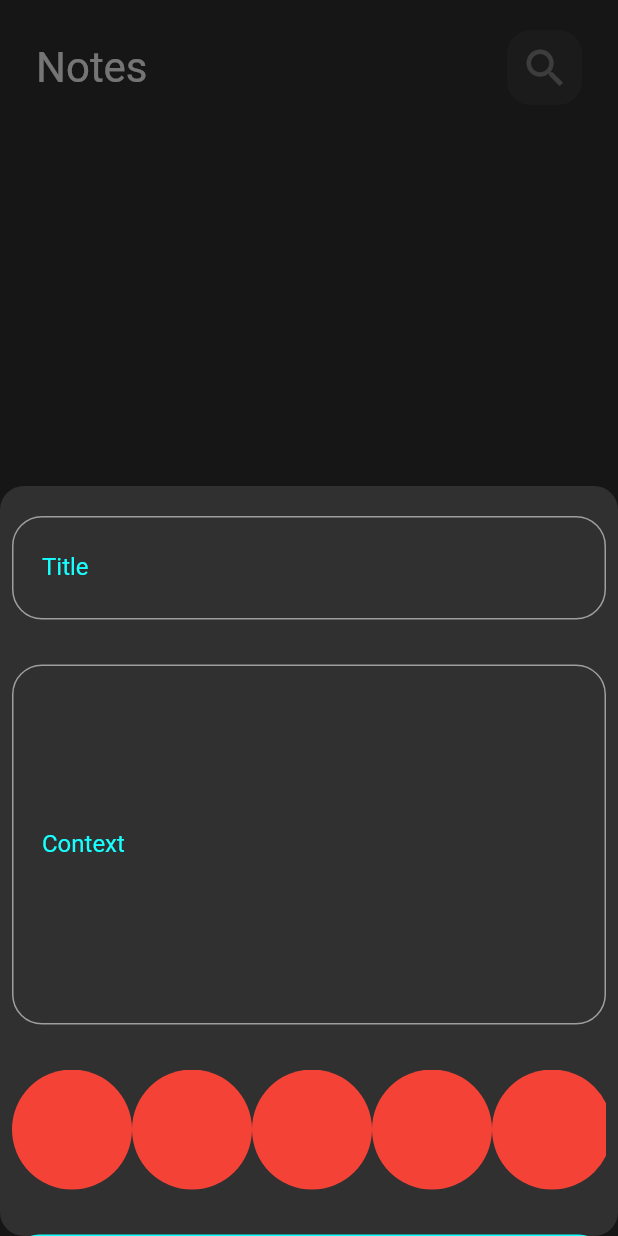
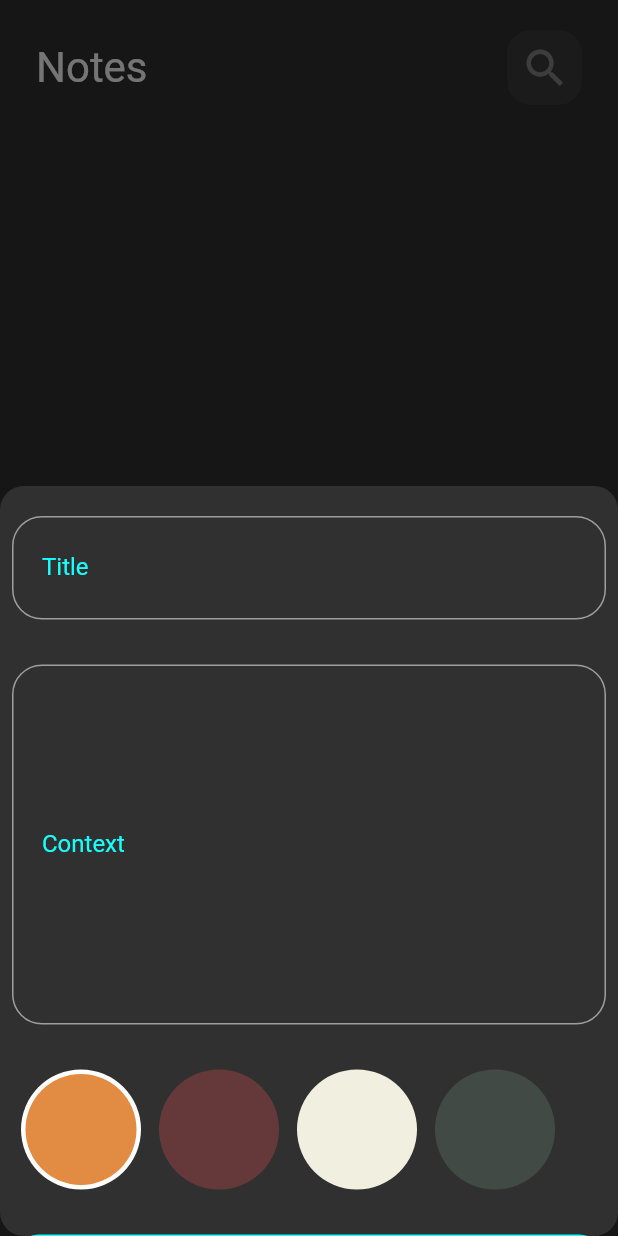
Before and after one commit to Marwanali2/my_notes_app, a Flutter app: the screen it shows after launch, after a tap on the "add" icon, on a phone screen of 412 x 824 dp. Run offline on Flutter 3.47's test engine with Material 2 defaults, Android fonts, the phone set to English and light mode, and no system bars; our stand-ins replace flutter_bloc, hive, hive_flutter; accounts and stored records are empty.

Commit message:
choose notes colors from bottom sheet done

```diff
--- a/lib/cubit/cubits/add_notes_cubit/add_notes_cubit.dart
+++ b/lib/cubit/cubits/add_notes_cubit/add_notes_cubit.dart
@@ -1,3 +1,5 @@
+import 'dart:ui';
+
 import 'package:hive_flutter/hive_flutter.dart';
 import 'package:my_notes_app/constants.dart';
 
@@ -7,8 +9,9 @@ import 'package:flutter_bloc/flutter_bloc.dart';
 
 class AddNoteCubit extends Cubit<AddNoteState> {
   AddNoteCubit() : super(AddNoteInitialState());
-
+  Color?color= const Color(0xffE18B43);
   addNote(NoteModel note) async {
+    note.color=color!.value;
     emit(AddNoteLoadingState());
     try {
       var notesBox = Hive.box<NoteModel>(kNotesBox);
--- a/lib/views/widgets/colors_list_view.dart
+++ b/lib/views/widgets/colors_list_view.dart
@@ -1,29 +1,69 @@
 import 'package:flutter/material.dart';
+import 'package:flutter_bloc/flutter_bloc.dart';
+
+import '../../cubit/cubits/add_notes_cubit/add_notes_cubit.dart';
+
 
 class ColorItem extends StatelessWidget {
-  const ColorItem({Key? key}) : super(key: key);
-
+   const ColorItem({Key? key, required this.isActive, required this.color}) : super(key: key);
+  final bool isActive;
+  final Color color;
   @override
   Widget build(BuildContext context) {
-    return const CircleAvatar(
-      backgroundColor: Colors.red,
+    return isActive? CircleAvatar(
+      backgroundColor: Colors.white,
+      radius: 40,
+      child: CircleAvatar(
+        backgroundColor: color,
+        radius: 37,
+      ),
+    ):CircleAvatar(
+      backgroundColor: color,
       radius: 40,
     );
   }
 }
 
-class ColorsListView extends StatelessWidget {
+class ColorsListView extends StatefulWidget {
   const ColorsListView({Key? key}) : super(key: key);
 
+  @override
+  State<ColorsListView> createState() => _ColorsListViewState();
+}
+
+class _ColorsListViewState extends State<ColorsListView> {
+  int currentIndex=0;
+  List<Color> colors= const [
+    Color(0xffE18B43),
+    Color(0xff65393A),
+    Color(0xffF0EFE0),
+    Color(0xff414A45),
+
+  ];
   @override
   Widget build(BuildContext context) {
     return SizedBox(
       height: 40*2,  // لان السيركل نصف قطرها ب 40 و بالتالي هعمل ارتفاع الليست ضعف نصف القطر
       child: ListView.builder(
         itemBuilder: (context, index) {
-          return const ColorItem();
+          return  Padding(
+            padding: const EdgeInsets.symmetric(horizontal: 6.0),
+            child: GestureDetector(
+              onTap: () {
+                currentIndex=index;
+                BlocProvider.of<AddNoteCubit>(context).color=colors[index];
+                setState(() {
+
+                });
+              },
+              child: ColorItem(
+                isActive: currentIndex==index,
+                color: colors[index],
+              ),
+            ),
+          );
         },
-        itemCount: 10,
+        itemCount: colors.length,
         scrollDirection: Axis.horizontal,
       ),
     );
```
